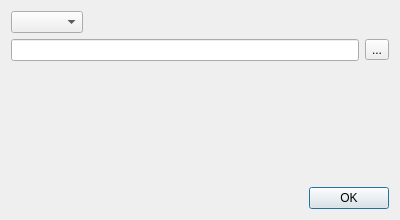
This is App/AppSDT/DownloadDialog/downloaddialog.ui in tiangaomingjing/ServoDriveTech as Qt 5 draws it before an edit. The edited form follows.
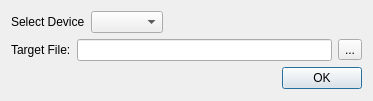
This is the edited form.

```diff
--- a/App/AppSDT/DownloadDialog/downloaddialog.ui
+++ b/App/AppSDT/DownloadDialog/downloaddialog.ui
@@ -6,18 +6,25 @@
    <rect>
     <x>0</x>
     <y>0</y>
-    <width>400</width>
-    <height>220</height>
+    <width>373</width>
+    <height>101</height>
    </rect>
   </property>
   <property name="windowTitle">
    <string>Download</string>
   </property>
-  <layout class="QGridLayout" name="gridLayout">
-   <item row="0" column="0" colspan="3">
+  <layout class="QVBoxLayout" name="verticalLayout_2">
+   <item>
     <layout class="QVBoxLayout" name="verticalLayout">
      <item>
       <layout class="QHBoxLayout" name="horizontalLayout">
+       <item>
+        <widget class="QLabel" name="label">
+         <property name="text">
+          <string>Select Device</string>
+         </property>
+        </widget>
+       </item>
        <item>
         <widget class="QComboBox" name="comboBox_devDownload"/>
        </item>
@@ -38,6 +45,13 @@
      </item>
      <item>
       <layout class="QHBoxLayout" name="horizontalLayout_2">
+       <item>
+        <widget class="QLabel" name="label_2">
+         <property name="text">
+          <string>Target File:</string>
+         </property>
+        </widget>
+       </item>
        <item>
         <widget class="QLineEdit" name="lineEdit_fileDownload"/>
        </item>
@@ -52,38 +66,29 @@
      </item>
     </layout>
    </item>
-   <item row="1" column="1">
-    <spacer name="verticalSpacer">
-     <property name="orientation">
-      <enum>Qt::Vertical</enum>
-     </property>
-     <property name="sizeHint" stdset="0">
-      <size>
-       <width>20</width>
-       <height>75</height>
-      </size>
-     </property>
-    </spacer>
-   </item>
-   <item row="2" column="0">
+   <item>
+    <layout class="QHBoxLayout" name="horizontalLayout_3">
+     <item>
     <spacer name="horizontalSpacer_2">
      <property name="orientation">
       <enum>Qt::Horizontal</enum>
      </property>
      <property name="sizeHint" stdset="0">
       <size>
-       <width>218</width>
+         <width>40</width>
        <height>20</height>
       </size>
      </property>
     </spacer>
    </item>
-   <item row="2" column="2">
+     <item>
     <widget class="QPushButton" name="btn_okDownload">
      <property name="text">
       <string>OK</string>
      </property>
     </widget>
+     </item>
+    </layout>
    </item>
   </layout>
  </widget>
```
Lines whose indentation alone changed are shown as unchanged.
